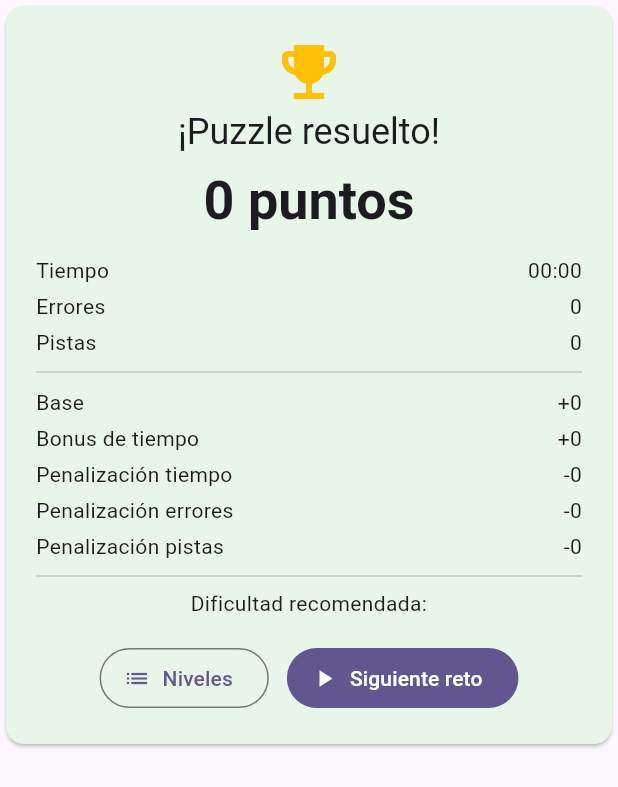
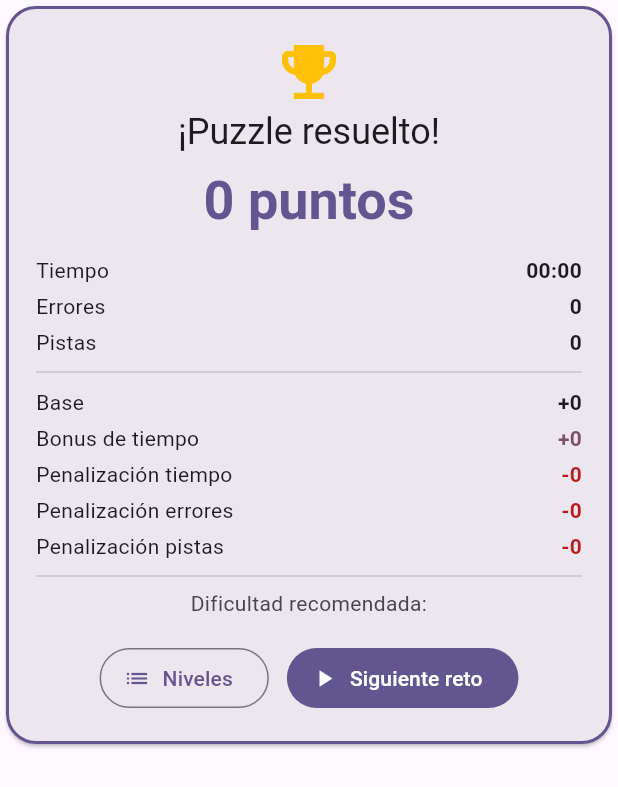
Before and after one commit to adrianacoliiin/zip_game, a Flutter app: the ResultSummary widget shown alone on an empty page, opened directly with empty values, on a phone screen of 412 x 824 dp. Shown: the top 787 px of the screen. Run offline on Flutter 3.47's test engine with Material 3 defaults, Android fonts, the phone set to English and light mode, and no system bars; our stand-ins replace material_ui, shared_preferences; accounts and stored records are empty; network calls fail.

Commit message:
style(game): usar colores del tema en el resumen para modo oscuro

```diff
--- a/lib/features/game/presentation/widgets/result_summary.dart
+++ b/lib/features/game/presentation/widgets/result_summary.dart
@@ -4,6 +4,9 @@ import '../../../../core/utils/formatters.dart';
 import '../../domain/entities/game_entities.dart';
 
 /// Resumen del resultado VALIDADO por el backend.
+///
+/// Usa los colores del tema (ColorScheme) para que el texto contraste bien
+/// tanto en modo claro como en modo oscuro.
 class ResultSummary extends StatelessWidget {
   const ResultSummary({
     super.key,
@@ -19,6 +22,9 @@ class ResultSummary extends StatelessWidget {
   @override
   Widget build(BuildContext context) {
     final text = Theme.of(context).textTheme;
+    final scheme = Theme.of(context).colorScheme;
+    final onCard = scheme.onSurface;
+    final muted = scheme.onSurfaceVariant;
     final b = result.breakdown;
     final changeText = switch (result.difficultyChange) {
       'increase' => '¡Subes de dificultad! Próximo reto: ${difficultyLabel(result.recommendedDifficulty)}',
@@ -28,28 +34,37 @@ class ResultSummary extends StatelessWidget {
 
     return Card(
       key: const Key('result_summary'),
-      color: Colors.green.shade50,
+      color: scheme.surfaceContainerHigh,
+      shape: RoundedRectangleBorder(
+        borderRadius: BorderRadius.circular(20),
+        side: BorderSide(color: scheme.primary, width: 2),
+      ),
       child: Padding(
         padding: const EdgeInsets.all(20),
+        child: DefaultTextStyle.merge(
+          style: TextStyle(color: onCard),
           child: Column(mainAxisSize: MainAxisSize.min, children: [
             const Icon(Icons.emoji_events, size: 48, color: Colors.amber),
-          Text('¡Puzzle resuelto!', style: text.headlineSmall),
+            Text('¡Puzzle resuelto!', style: text.headlineSmall?.copyWith(color: onCard)),
             const SizedBox(height: 8),
             Text('${result.points} puntos',
                 key: const Key('result_points'),
-              style: text.displaySmall?.copyWith(fontWeight: FontWeight.bold)),
+                style: text.displaySmall?.copyWith(
+                  fontWeight: FontWeight.bold,
+                  color: scheme.primary,
+                )),
             const SizedBox(height: 12),
             _row('Tiempo', formatDuration(result.durationSeconds)),
             _row('Errores', '${result.mistakes}'),
             _row('Pistas', '${result.hintsUsed}'),
-          const Divider(),
+            Divider(color: scheme.outlineVariant),
             _row('Base', '+${b['base'] ?? 0}'),
-          _row('Bonus de tiempo', '+${b['time_bonus'] ?? 0}'),
-          _row('Penalización tiempo', '-${b['time_penalty'] ?? 0}'),
-          _row('Penalización errores', '-${b['mistake_penalty'] ?? 0}'),
-          _row('Penalización pistas', '-${b['hint_penalty'] ?? 0}'),
-          const Divider(),
-          Text(changeText, textAlign: TextAlign.center),
+            _row('Bonus de tiempo', '+${b['time_bonus'] ?? 0}', color: scheme.tertiary),
+            _row('Penalización tiempo', '-${b['time_penalty'] ?? 0}', color: scheme.error),
+            _row('Penalización errores', '-${b['mistake_penalty'] ?? 0}', color: scheme.error),
+            _row('Penalización pistas', '-${b['hint_penalty'] ?? 0}', color: scheme.error),
+            Divider(color: scheme.outlineVariant),
+            Text(changeText, textAlign: TextAlign.center, style: TextStyle(color: muted)),
             const SizedBox(height: 16),
             Wrap(spacing: 12, runSpacing: 8, alignment: WrapAlignment.center, children: [
               OutlinedButton.icon(
@@ -66,11 +81,15 @@ class ResultSummary extends StatelessWidget {
             ]),
           ]),
         ),
+      ),
     );
   }
 
-  Widget _row(String label, String value) => Padding(
+  Widget _row(String label, String value, {Color? color}) => Padding(
         padding: const EdgeInsets.symmetric(vertical: 2),
-        child: Row(children: [Expanded(child: Text(label)), Text(value)]),
+        child: Row(children: [
+          Expanded(child: Text(label)),
+          Text(value, style: TextStyle(color: color, fontWeight: FontWeight.w600)),
+        ]),
       );
 }
```
Lines whose indentation alone changed are shown as unchanged.
